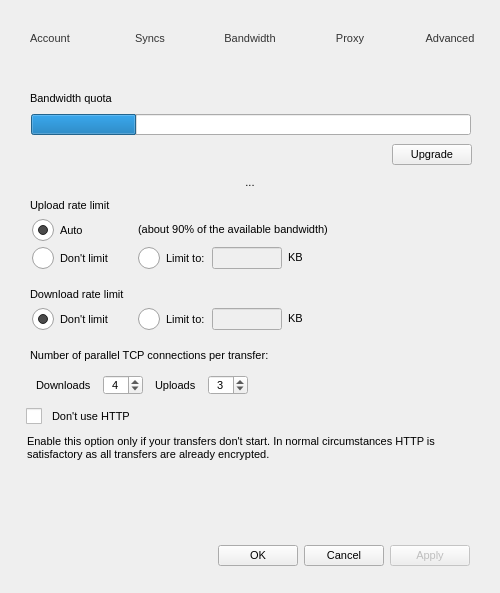
meganz/MEGAsync, file src/MEGASync/gui/macx/SettingsDialog.ui: the form before one commit.
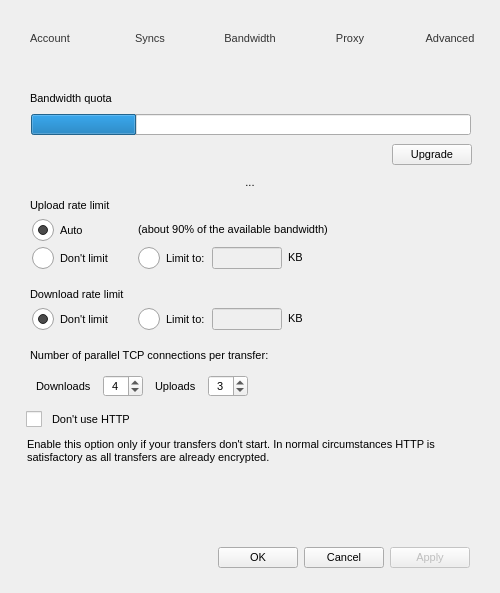
The form after the commit. The open tabs and pages were chosen to show the change. Icons and pictures are not drawn.

Commit message: Settings dialog modifications: - Move connections to source files instead of ui files - Adjust height of controls - Checks and improvements

Diff of the .ui file:
```diff
--- a/src/MEGASync/gui/macx/SettingsDialog.ui
+++ b/src/MEGASync/gui/macx/SettingsDialog.ui
@@ -2536,13 +2536,13 @@
          <property name="minimumSize">
           <size>
            <width>0</width>
-           <height>0</height>
+           <height>35</height>
           </size>
          </property>
          <property name="maximumSize">
           <size>
            <width>16777215</width>
-           <height>32</height>
+           <height>35</height>
           </size>
          </property>
          <layout class="QHBoxLayout" name="horizontalLayout_20">
```
Left out of the diff: 227 changed lines with no effect on the pictures. Lines whose indentation alone changed are shown as unchanged. The commit also changes 3 other files.
